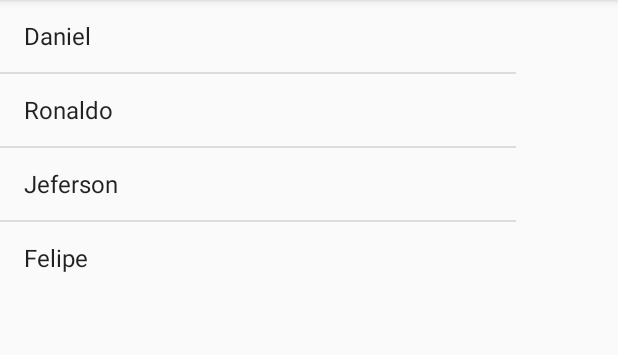
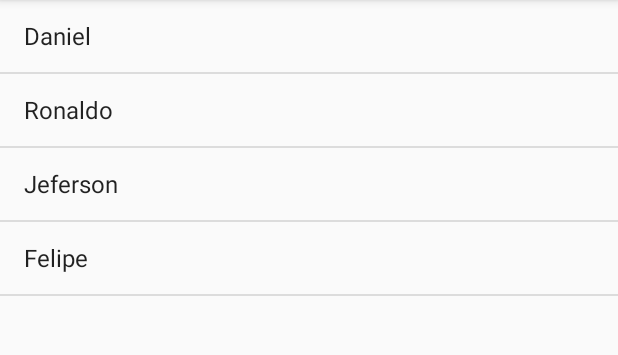
Before and after one commit to netoalceu/Agenda, an Android app: the screen it shows after launch (ListaAlunosActivity), on a phone screen of 412 x 824 dp, the part 84-439 px from its top. Run offline under Robolectric (Android 15) with nearby library versions, the phone set to English and light mode, and no system bars.

```diff
--- a/app/src/main/AndroidManifest.xml
+++ b/app/src/main/AndroidManifest.xml
@@ -16,6 +16,9 @@
                 <category android:name="android.intent.category.LAUNCHER" />
             </intent-filter>
         </activity>
+        <activity android:name=".FormAlunoActivity">
+
+        </activity>
     </application>
 
 </manifest>
--- a/app/src/main/res/layout/activity_lista_alunos.xml
+++ b/app/src/main/res/layout/activity_lista_alunos.xml
@@ -9,9 +9,17 @@
 
     <ListView
         android:id="@+id/LISTA_ALUNOS"
-        android:layout_width="344dp"
-        android:layout_height="wrap_content"
-        tools:layout_editor_absoluteX="8dp"
-        tools:layout_editor_absoluteY="8dp" />
+        android:layout_width="match_parent"
+        android:layout_height="match_parent"
+        android:layout_marginBottom="0dp"
+        android:layout_marginLeft="0dp"
+        android:layout_marginRight="0dp"
+        android:layout_marginTop="0dp"
+        app:layout_constraintBottom_toBottomOf="parent"
+        app:layout_constraintLeft_toLeftOf="parent"
+        app:layout_constraintRight_toRightOf="parent"
+        app:layout_constraintTop_toTopOf="parent"
+        app:layout_constraintVertical_bias="0.497"
+        app:layout_constraintHorizontal_bias="0.502" />
 
 </android.support.constraint.ConstraintLayout>
```
Also changed, not shown: app/src/main/java/br/com/netoalceu/agenda/FormAlunoActivity.java (added, +13 -0 lines), app/src/main/res/layout/activity_form_aluno.xml (added, +104 -0 lines).
